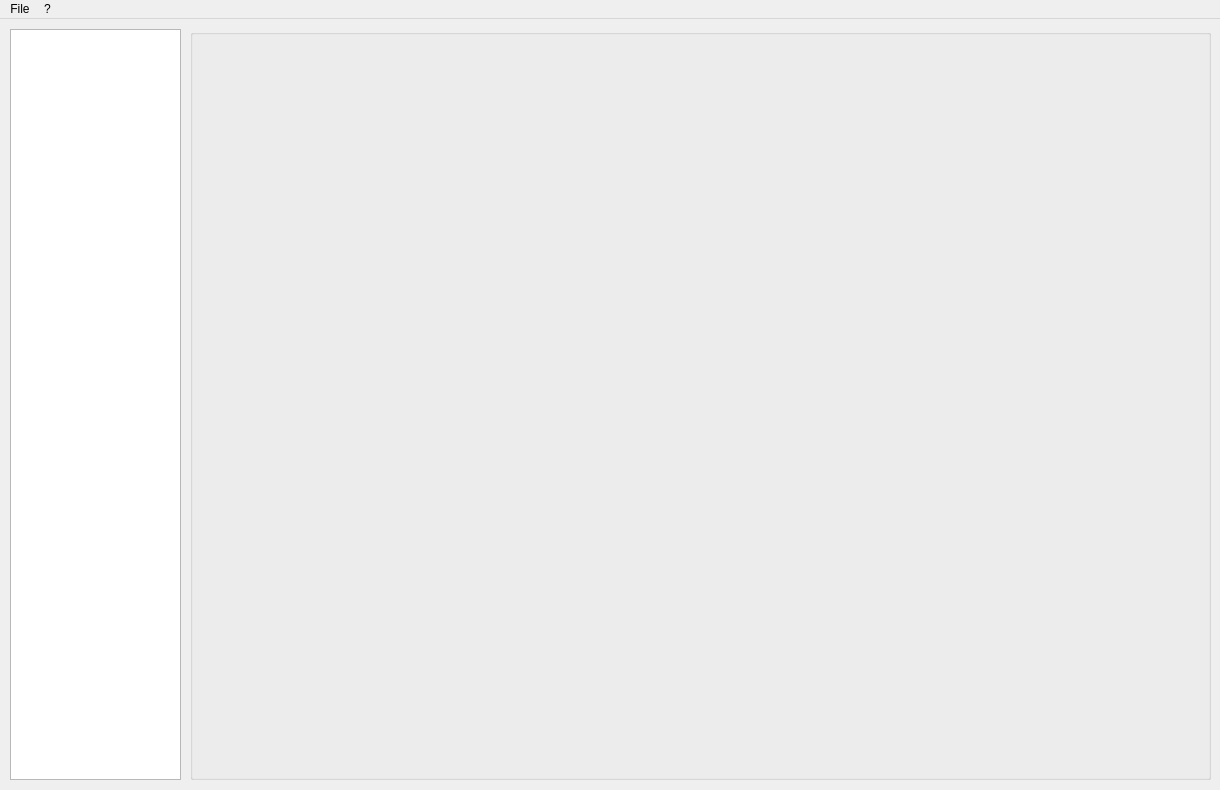
This is mainwindow.ui in OnexTale/OnexExplorer as Qt 5 draws it before an edit. The edited form follows.
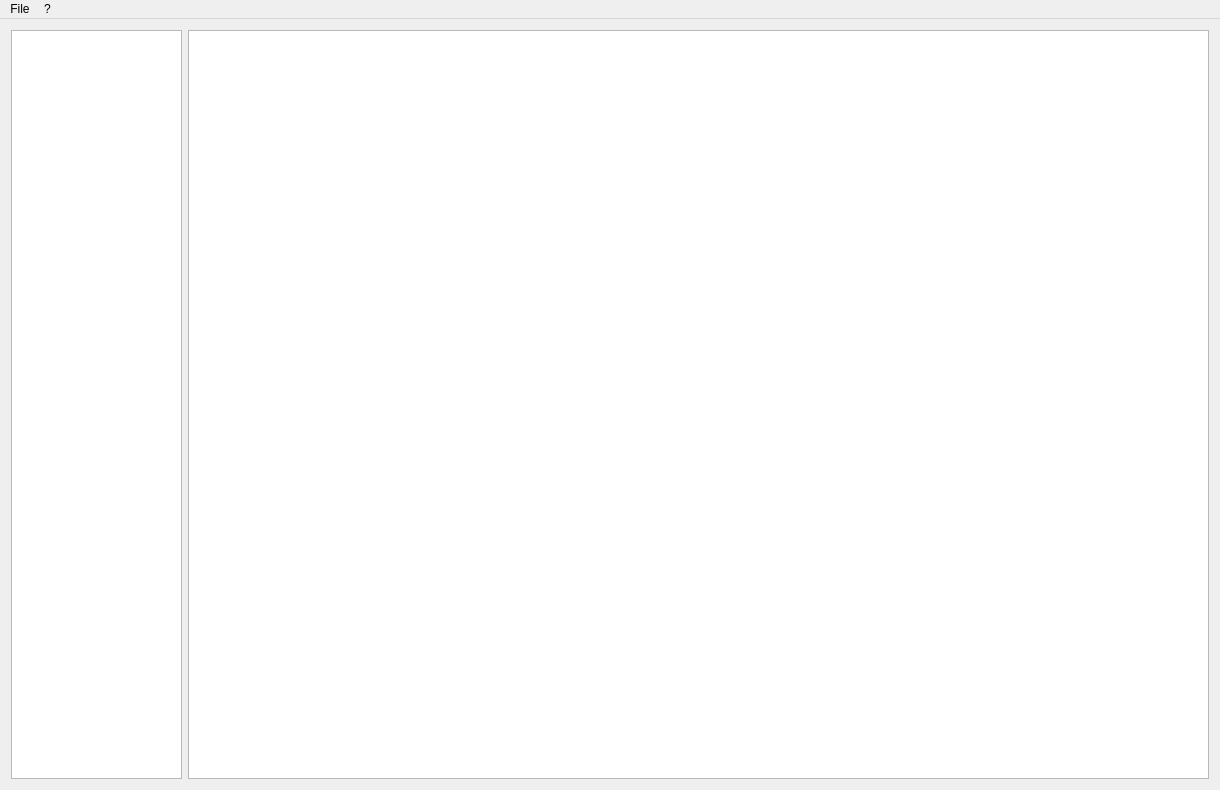
This is the edited form.

Diff of the .ui file:
```diff
--- a/mainwindow.ui
+++ b/mainwindow.ui
@@ -12,43 +12,67 @@
   </property>
   <property name="minimumSize">
    <size>
-    <width>1220</width>
-    <height>790</height>
-   </size>
-  </property>
-  <property name="maximumSize">
-   <size>
-    <width>1220</width>
-    <height>790</height>
+    <width>500</width>
+    <height>300</height>
    </size>
   </property>
   <property name="windowTitle">
    <string>MainWindow</string>
   </property>
   <widget class="QWidget" name="centralWidget">
-   <widget class="QGroupBox" name="groupBox">
-    <property name="geometry">
-     <rect>
-      <x>190</x>
-      <y>10</y>
-      <width>1021</width>
-      <height>751</height>
-     </rect>
-    </property>
-    <property name="title">
-     <string/>
-    </property>
-   </widget>
-   <widget class="QTreeView" name="treeView">
-    <property name="geometry">
-     <rect>
-      <x>10</x>
-      <y>10</y>
-      <width>171</width>
-      <height>751</height>
-     </rect>
-    </property>
-   </widget>
+   <layout class="QGridLayout" name="gridLayout">
+    <item row="0" column="0">
+     <widget class="QTreeView" name="treeView">
+      <property name="sizePolicy">
+       <sizepolicy hsizetype="Fixed" vsizetype="Expanding">
+        <horstretch>0</horstretch>
+        <verstretch>0</verstretch>
+       </sizepolicy>
+      </property>
+      <property name="maximumSize">
+       <size>
+        <width>171</width>
+        <height>16777215</height>
+       </size>
+      </property>
+     </widget>
+    </item>
+    <item row="0" column="1">
+     <widget class="QMdiArea" name="mdiArea">
+      <property name="frameShape">
+       <enum>QFrame::StyledPanel</enum>
+      </property>
+      <property name="frameShadow">
+       <enum>QFrame::Plain</enum>
+      </property>
+      <property name="lineWidth">
+       <number>1</number>
+      </property>
+      <property name="midLineWidth">
+       <number>0</number>
+      </property>
+      <property name="background">
+       <brush brushstyle="SolidPattern">
+        <color alpha="255">
+         <red>255</red>
+         <green>255</green>
+         <blue>255</blue>
+        </color>
+       </brush>
+      </property>
+      <widget class="QWidget" name="subwindow">
+       <property name="windowTitle">
+        <string>Subwindow</string>
+       </property>
+      </widget>
+      <widget class="QWidget" name="">
+       <property name="windowTitle">
+        <string>Subwindow</string>
+       </property>
+      </widget>
+     </widget>
+    </item>
+   </layout>
   </widget>
   <widget class="QMenuBar" name="menuBar">
    <property name="geometry">
```
Left out of the diff: 15 changed lines with no effect on the pictures.
